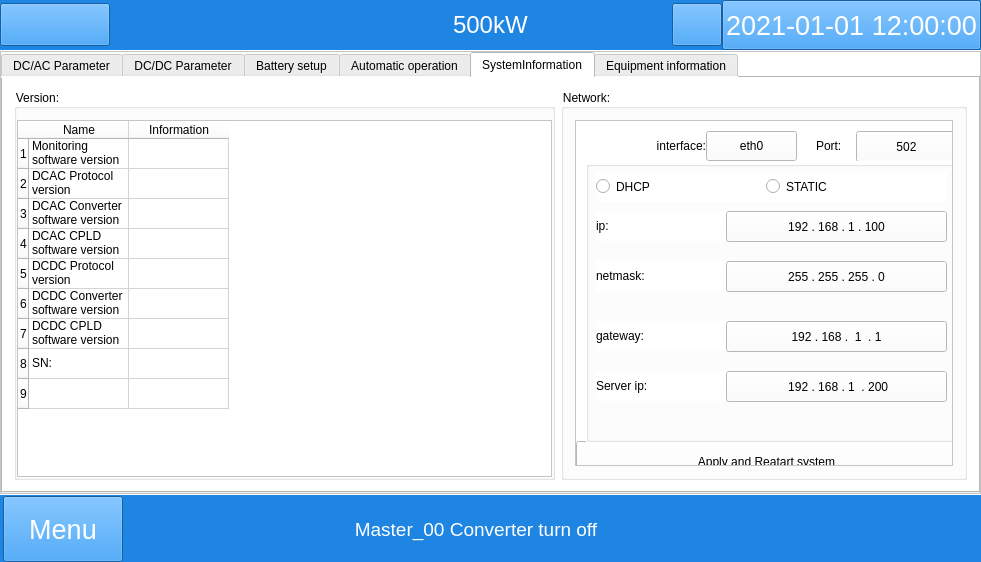
Old version of the form mywidget.ui in the repository megarevolpr/MWin.
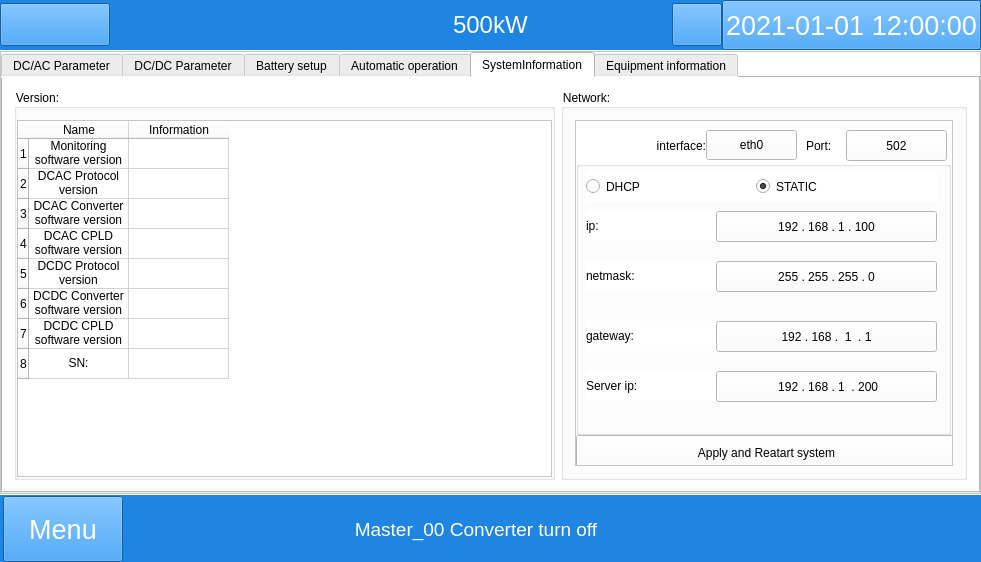
New version of the form. The open tabs and pages were chosen to show the change. Icons and pictures are not drawn.

Commit message: 添加了系统信息页说明

The edit to the form file:
```diff
--- a/mywidget.ui
+++ b/mywidget.ui
@@ -8026,11 +8026,6 @@
                           <string>8</string>
                          </property>
                         </row>
-                        <row>
-                         <property name="text">
-                          <string>9</string>
-                         </property>
-                        </row>
                         <column>
                          <property name="text">
                           <string>Name</string>
@@ -8045,41 +8040,65 @@
                          <property name="text">
                           <string>Monitoring software version</string>
                          </property>
+                         <property name="textAlignment">
+                          <set>AlignCenter</set>
+                         </property>
                         </item>
                         <item row="1" column="0">
                          <property name="text">
                           <string>DCAC Protocol version</string>
                          </property>
+                         <property name="textAlignment">
+                          <set>AlignCenter</set>
+                         </property>
                         </item>
                         <item row="2" column="0">
                          <property name="text">
                           <string>DCAC Converter software version</string>
                          </property>
+                         <property name="textAlignment">
+                          <set>AlignCenter</set>
+                         </property>
                         </item>
                         <item row="3" column="0">
                          <property name="text">
                           <string>DCAC CPLD software version</string>
                          </property>
+                         <property name="textAlignment">
+                          <set>AlignCenter</set>
+                         </property>
                         </item>
                         <item row="4" column="0">
                          <property name="text">
                           <string>DCDC Protocol version</string>
                          </property>
+                         <property name="textAlignment">
+                          <set>AlignCenter</set>
+                         </property>
                         </item>
                         <item row="5" column="0">
                          <property name="text">
                           <string>DCDC Converter software version</string>
                          </property>
+                         <property name="textAlignment">
+                          <set>AlignCenter</set>
+                         </property>
                         </item>
                         <item row="6" column="0">
                          <property name="text">
                           <string>DCDC CPLD software version</string>
                          </property>
+                         <property name="textAlignment">
+                          <set>AlignCenter</set>
+                         </property>
                         </item>
                         <item row="7" column="0">
                          <property name="text">
                           <string>SN:</string>
                          </property>
+                         <property name="textAlignment">
+                          <set>AlignCenter</set>
+                         </property>
                         </item>
                        </widget>
                       </item>
@@ -8134,7 +8153,7 @@
                          <widget class="QLabel" name="Port">
                           <property name="geometry">
                            <rect>
-                            <x>240</x>
+                            <x>230</x>
                             <y>10</y>
                             <width>40</width>
                             <height>30</height>
@@ -8148,7 +8167,7 @@
                           <property name="geometry">
                            <rect>
                             <x>130</x>
-                            <y>10</y>
+                            <y>9</y>
                             <width>91</width>
                             <height>30</height>
                            </rect>
@@ -8166,8 +8185,8 @@
                          <widget class="QPushButton" name="port_explain_btn">
                           <property name="geometry">
                            <rect>
-                            <x>280</x>
-                            <y>10</y>
+                            <x>270</x>
+                            <y>9</y>
                             <width>101</width>
                             <height>31</height>
                            </rect>
@@ -8180,9 +8199,9 @@
                           <property name="geometry">
                            <rect>
                             <x>0</x>
-                            <y>320</y>
+                            <y>314</y>
                             <width>381</width>
-                            <height>41</height>
+                            <height>35</height>
                            </rect>
                           </property>
                           <property name="text">
@@ -8192,10 +8211,10 @@
                          <widget class="QGroupBox" name="groupBox_4">
                           <property name="geometry">
                            <rect>
-                            <x>10</x>
+                            <x>0</x>
                             <y>40</y>
-                            <width>371</width>
-                            <height>281</height>
+                            <width>375</width>
+                            <height>274</height>
                            </rect>
                           </property>
                           <property name="title">
@@ -8226,6 +8245,9 @@
                            <property name="text">
                             <string>STATIC</string>
                            </property>
+                           <property name="checked">
+                            <bool>true</bool>
+                           </property>
                           </widget>
                           <widget class="QLabel" name="label_19">
                            <property name="geometry">
```
Left out of the diff: 16 changed lines with no effect on the pictures. The commit also changes 2 other files.
